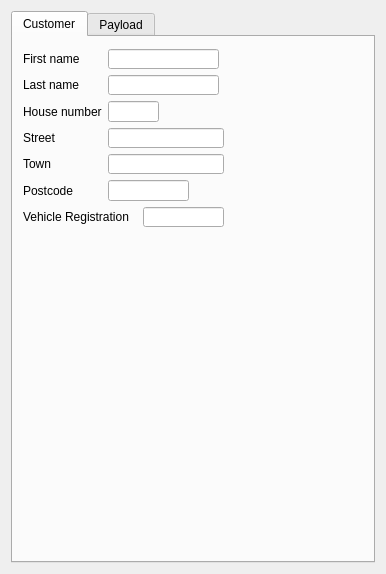
The window that main_program/gui_interface_designs/new_ticket_dialog_design.ui (yimenhfeifei/josm-invoice) describes before a commit, drawn with Qt 5.
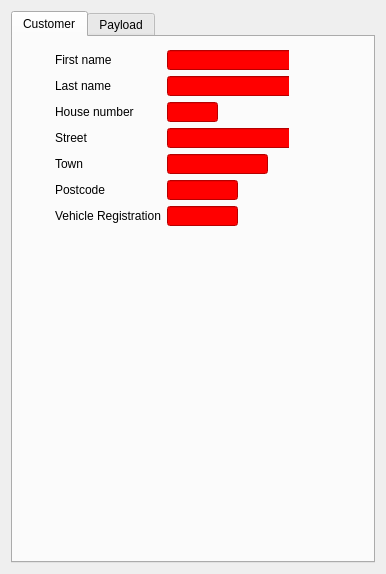
The same window after the commit. The open tabs and pages were chosen to show the change. Custom widgets are drawn as their Qt base class.

Commit message: Major rewrite of new ticket dialog. Implemented custom widgets. Using signals and slots for weight widget logic.

Diff of the .ui file:
```diff
--- a/main_program/gui_interface_designs/new_ticket_dialog_design.ui
+++ b/main_program/gui_interface_designs/new_ticket_dialog_design.ui
@@ -32,9 +32,9 @@
       <widget class="QWidget" name="layoutWidget">
        <property name="geometry">
         <rect>
-         <x>10</x>
-         <y>12</y>
-         <width>201</width>
+         <x>42</x>
+         <y>13</y>
+         <width>234</width>
          <height>178</height>
         </rect>
        </property>
@@ -49,22 +49,31 @@
           </property>
          </widget>
         </item>
-        <item row="0" column="1" colspan="2">
-         <widget class="QLineEdit" name="firstNameLineEdit">
+        <item row="0" column="1">
+         <widget class="ValidatingLineEdit" name="firstNameLineEdit">
           <property name="minimumSize">
            <size>
-            <width>111</width>
+            <width>133</width>
             <height>20</height>
            </size>
           </property>
           <property name="maximumSize">
            <size>
-            <width>111</width>
+            <width>133</width>
             <height>20</height>
            </size>
           </property>
-          <property name="inputMask">
-           <string/>
+          <property name="toolTip">
+           <string>Custom Line Edit</string>
+          </property>
+          <property name="whatsThis">
+           <string>The analog clock widget displays the current time.</string>
+          </property>
+          <property name="styleSheet">
+           <string notr="true">QLineEdit {background-color: red;}</string>
+          </property>
+          <property name="regexString" stdset="0">
+           <string>Name</string>
           </property>
          </widget>
         </item>
@@ -78,22 +87,31 @@
           </property>
          </widget>
         </item>
-        <item row="1" column="1" colspan="2">
-         <widget class="QLineEdit" name="lastNameLineEdit">
+        <item row="1" column="1">
+         <widget class="ValidatingLineEdit" name="lastNameLineEdit">
           <property name="minimumSize">
            <size>
-            <width>111</width>
+            <width>133</width>
             <height>20</height>
            </size>
           </property>
           <property name="maximumSize">
            <size>
-            <width>111</width>
+            <width>133</width>
             <height>20</height>
            </size>
           </property>
-          <property name="inputMask">
-           <string/>
+          <property name="toolTip">
+           <string>Custom Line Edit</string>
+          </property>
+          <property name="whatsThis">
+           <string>The analog clock widget displays the current time.</string>
+          </property>
+          <property name="styleSheet">
+           <string notr="true">QLineEdit {background-color: red;}</string>
+          </property>
+          <property name="regexString" stdset="0">
+           <string>Name</string>
           </property>
          </widget>
         </item>
@@ -107,25 +125,31 @@
           </property>
          </widget>
         </item>
-        <item row="2" column="1" colspan="2">
-         <widget class="QLineEdit" name="houseNumberLineEdit">
+        <item row="2" column="1">
+         <widget class="ValidatingLineEdit" name="houseNumberLineEdit">
           <property name="minimumSize">
            <size>
             <width>51</width>
-            <height>0</height>
+            <height>20</height>
            </size>
           </property>
           <property name="maximumSize">
            <size>
             <width>51</width>
-            <height>16777215</height>
+            <height>20</height>
            </size>
           </property>
-          <property name="inputMask">
-           <string/>
+          <property name="toolTip">
+           <string>Custom Line Edit</string>
           </property>
-          <property name="maxLength">
-           <number>32767</number>
+          <property name="whatsThis">
+           <string>The analog clock widget displays the current time.</string>
+          </property>
+          <property name="styleSheet">
+           <string notr="true">QLineEdit {background-color: red;}</string>
+          </property>
+          <property name="regexString" stdset="0">
+           <string>HouseNumber</string>
           </property>
          </widget>
         </item>
@@ -139,14 +163,32 @@
           </property>
          </widget>
         </item>
-        <item row="3" column="1" colspan="2">
-         <widget class="QLineEdit" name="streetLineEdit">
+        <item row="3" column="1">
+         <widget class="ValidatingLineEdit" name="streetLineEdit">
+          <property name="minimumSize">
+           <size>
+            <width>133</width>
+            <height>20</height>
+           </size>
+          </property>
           <property name="maximumSize">
            <size>
             <width>133</width>
-            <height>16777215</height>
+            <height>20</height>
            </size>
           </property>
+          <property name="toolTip">
+           <string>Custom Line Edit</string>
+          </property>
+          <property name="whatsThis">
+           <string>The analog clock widget displays the current time.</string>
+          </property>
+          <property name="styleSheet">
+           <string notr="true">QLineEdit {background-color: red;}</string>
+          </property>
+          <property name="regexString" stdset="0">
+           <string>Street</string>
+          </property>
          </widget>
         </item>
         <item row="4" column="0">
@@ -159,14 +201,32 @@
           </property>
          </widget>
         </item>
-        <item row="4" column="1" colspan="2">
-         <widget class="QLineEdit" name="townLineEdit">
+        <item row="4" column="1">
+         <widget class="ValidatingLineEdit" name="townLineEdit">
+          <property name="minimumSize">
+           <size>
+            <width>101</width>
+            <height>20</height>
+           </size>
+          </property>
           <property name="maximumSize">
            <size>
-            <width>133</width>
-            <height>16777215</height>
+            <width>101</width>
+            <height>20</height>
            </size>
           </property>
+          <property name="toolTip">
+           <string>Custom Line Edit</string>
+          </property>
+          <property name="whatsThis">
+           <string>The analog clock widget displays the current time.</string>
+          </property>
+          <property name="styleSheet">
+           <string notr="true">QLineEdit {background-color: red;}</string>
+          </property>
+          <property name="regexString" stdset="0">
+           <string>Town</string>
+          </property>
          </widget>
         </item>
         <item row="5" column="0">
@@ -179,26 +239,35 @@
           </property>
          </widget>
         </item>
-        <item row="5" column="1" colspan="2">
-         <widget class="QLineEdit" name="postcodeLineEdit">
+        <item row="5" column="1">
+         <widget class="ValidatingLineEdit" name="postcodeLineEdit">
           <property name="minimumSize">
            <size>
-            <width>81</width>
-            <height>0</height>
+            <width>51</width>
+            <height>20</height>
            </size>
           </property>
           <property name="maximumSize">
            <size>
-            <width>81</width>
-            <height>16777215</height>
+            <width>71</width>
+            <height>20</height>
            </size>
           </property>
-          <property name="inputMask">
-           <string/>
+          <property name="toolTip">
+           <string>Custom Line Edit</string>
+          </property>
+          <property name="whatsThis">
+           <string>The analog clock widget displays the current time.</string>
+          </property>
+          <property name="styleSheet">
+           <string notr="true">QLineEdit {background-color: red;}</string>
+          </property>
+          <property name="regexString" stdset="0">
+           <string>Postcode</string>
           </property>
          </widget>
         </item>
-        <item row="6" column="0" colspan="2">
+        <item row="6" column="0">
          <widget class="QLabel" name="vehicleRegistrationLabel">
           <property name="text">
            <string>Vehicle Registration</string>
@@ -208,20 +277,32 @@
           </property>
          </widget>
         </item>
-        <item row="6" column="2">
-         <widget class="QLineEdit" name="vehicleRegistrationLineEdit">
+        <item row="6" column="1">
+         <widget class="ValidatingLineEdit" name="vehicleRegistrationLineEdit">
           <property name="minimumSize">
            <size>
-            <width>81</width>
-            <height>0</height>
+            <width>71</width>
+            <height>20</height>
            </size>
           </property>
           <property name="maximumSize">
            <size>
-            <width>81</width>
-            <height>16777215</height>
+            <width>71</width>
+            <height>20</height>
            </size>
           </property>
+          <property name="toolTip">
+           <string>Custom Line Edit</string>
+          </property>
+          <property name="whatsThis">
+           <string>The analog clock widget displays the current time.</string>
+          </property>
+          <property name="styleSheet">
+           <string notr="true">QLineEdit {background-color: red;}</string>
+          </property>
+          <property name="regexString" stdset="0">
+           <string>VehicleRegistration</string>
+          </property>
          </widget>
         </item>
        </layout>
@@ -521,6 +602,28 @@
    </item>
   </layout>
  </widget>
+ <customwidgets>
+  <customwidget>
+   <class>GrossWeightLineEdit</class>
+   <extends>ValidatingLineEdit</extends>
+   <header>shared_modules.grossWeightLineEdit</header>
+  </customwidget>
+  <customwidget>
+   <class>NetWeightLineEdit</class>
+   <extends>ValidatingLineEdit</extends>
+   <header>shared_modules.netWeightLineEdit</header>
+  </customwidget>
+  <customwidget>
+   <class>TareWeightLineEdit</class>
+   <extends>ValidatingLineEdit</extends>
+   <header>shared_modules.tareWeightLineEdit</header>
+  </customwidget>
+  <customwidget>
+   <class>ValidatingLineEdit</class>
+   <extends>QLineEdit</extends>
+   <header>shared_modules.validatingLineEdit</header>
+  </customwidget>
+ </customwidgets>
  <resources/>
  <connections/>
 </ui>
```
Left out of the diff: 892 changed lines with no effect on the pictures. Lines whose indentation alone changed are shown as unchanged. The commit also changes 16 other files.
